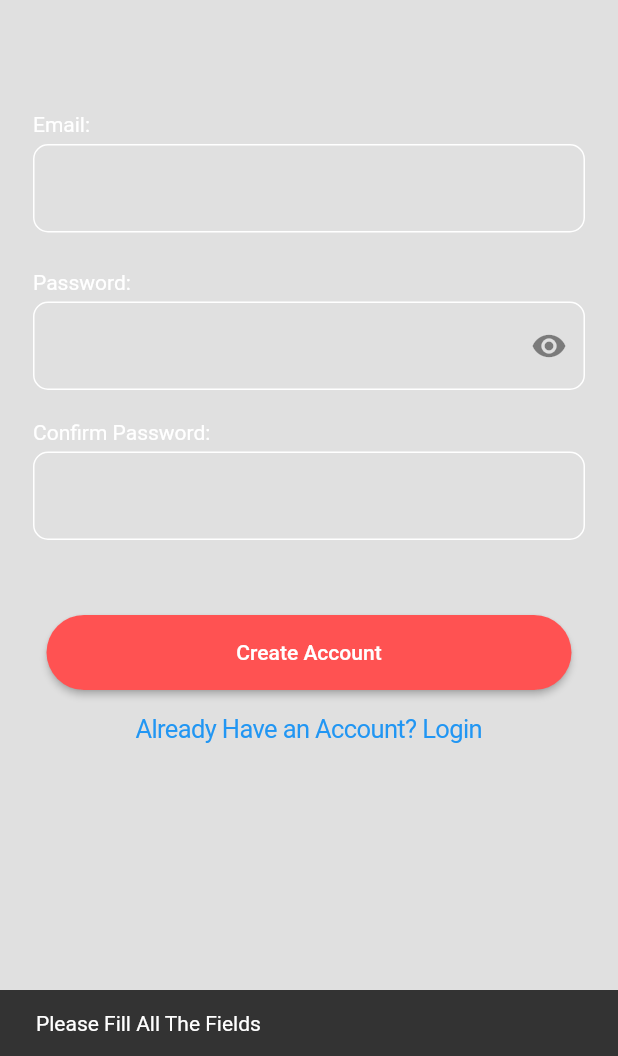
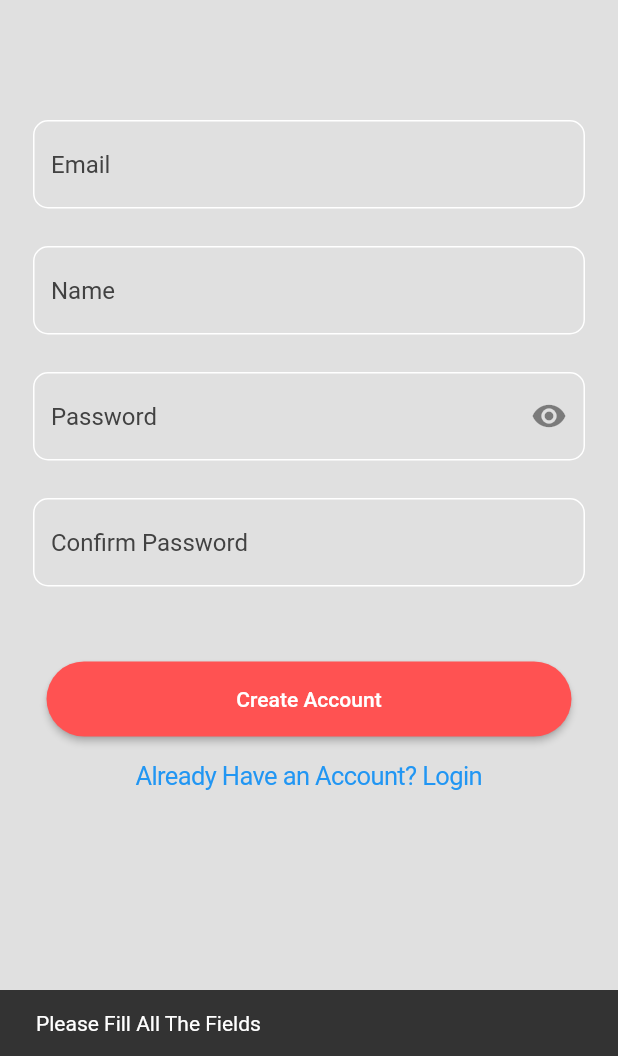
Before and after one commit to Kashyaprayabagi/WitWise, a Flutter app: the SignupEmail screen opened directly, after a tap on "Create Account", on a phone screen of 412 x 824 dp, the part 180-1236 px from its top. Run offline on Flutter 3.47's test engine with Material 2 defaults, Android fonts, the phone set to English and light mode, and no system bars; our stand-ins replace cloud_firestore, file_picker, firebase_auth, firebase_core, firebase_storage, google_nav_bar and 1 more; accounts and stored records are empty.

Commit message:
First draft

```diff
--- a/lib/screens/Auth/EmailLogin.dart
+++ b/lib/screens/Auth/EmailLogin.dart
@@ -77,20 +77,12 @@ class _EmailLoginState extends State<EmailLogin> {
                 const SizedBox(
                   height: 100.0,
                 ),
-                const Row(
-                  crossAxisAlignment: CrossAxisAlignment.start,
-                  children: [
-                    Text(
-                      'Email:',
-                      style: TextStyle(color: Colors.white),
-                    ),
-                  ],
-                ),
-                const SizedBox(height: 5.0),
                 TextField(
                   style: TextStyle(color: Colors.white),
                   controller: emailController,
                   decoration: InputDecoration(
+                    hintText: 'Email',
+                    hintStyle: TextStyle(color: Colors.grey.shade800),
                     enabledBorder: OutlineInputBorder(
                       borderSide: const BorderSide(color: Colors.white),
                       borderRadius: BorderRadius.circular(10.0),
@@ -100,21 +92,13 @@ class _EmailLoginState extends State<EmailLogin> {
                 const SizedBox(
                   height: 35.0,
                 ),
-                const Row(
-                  crossAxisAlignment: CrossAxisAlignment.start,
-                  children: [
-                    Text(
-                      'Password:',
-                      style: TextStyle(color: Colors.white),
-                    ),
-                  ],
-                ),
-                SizedBox(height: 5.0),
                 TextField(
                   controller: passwordController,
                   style: TextStyle(color: Colors.white),
                   obscureText: _obscurePassword, // Hide password characters
                   decoration: InputDecoration(
+                    hintText: 'Password',
+                    hintStyle: TextStyle(color: Colors.grey.shade800),
                     enabledBorder: OutlineInputBorder(
                       borderSide: BorderSide(color: Colors.white),
                       borderRadius: BorderRadius.circular(10.0),
--- a/lib/screens/Auth/EmailSignUp.dart
+++ b/lib/screens/Auth/EmailSignUp.dart
@@ -1,5 +1,3 @@
-import 'dart:developer';
-
 import 'package:firebase_auth/firebase_auth.dart';
 import 'package:flutter/cupertino.dart';
 import 'package:flutter/material.dart';
@@ -14,24 +12,26 @@ class _SignupEmailState extends State<SignupEmail> {
   final TextEditingController emailController = TextEditingController();
   final TextEditingController passwordController = TextEditingController();
   final TextEditingController cpasswordController = TextEditingController();
-  bool _obscurePassword = true; // State variable for password visibility
+  final TextEditingController nameController = TextEditingController(); // Changed to lowercase
+  bool _obscurePassword = true;
 
-  final GlobalKey<ScaffoldState> _scaffoldKey = GlobalKey<ScaffoldState>(); // Add a GlobalKey for the Scaffold
+  final GlobalKey<ScaffoldState> _scaffoldKey = GlobalKey<ScaffoldState>();
 
   Future<void> createAccount(BuildContext context) async {
     String email = emailController.text.trim();
     String password = passwordController.text.trim();
     String cpassword = cpasswordController.text.trim();
+    String name = nameController.text.trim(); // Changed to lowercase
 
     try {
-      if (email == "" || password == "" || cpassword == "") {
-        _showSnackBar("Please Fill All The Fields"); // Show a Snackbar
+      if (email == "" || password == "" || cpassword == "" || name == "") {
+        _showSnackBar("Please Fill All The Fields");
       } else if (password != cpassword) {
-        _showSnackBar("Passwords not matching"); // Show a Snackbar
+        _showSnackBar("Passwords not matching");
       } else {
         UserCredential userCredential = await FirebaseAuth.instance
             .createUserWithEmailAndPassword(email: email, password: password);
-        log("User created with email: $email");
+        _showSnackBar("User created with email: $email");
 
         Navigator.push(
           context,
@@ -39,7 +39,7 @@ class _SignupEmailState extends State<SignupEmail> {
         );
       }
     } catch (e) {
-      _showSnackBar("Error creating account: $e"); // Show a Snackbar with the error message
+      _showSnackBar("Error creating account: $e");
     }
   }
 
@@ -47,7 +47,7 @@ class _SignupEmailState extends State<SignupEmail> {
     ScaffoldMessenger.of(context).showSnackBar(
       SnackBar(
         content: Text(message),
-        duration: Duration(seconds: 3), // Adjust the duration as needed
+        duration: Duration(seconds: 3),
       ),
     );
   }
@@ -55,11 +55,11 @@ class _SignupEmailState extends State<SignupEmail> {
   @override
   Widget build(BuildContext context) {
     return Scaffold(
-      key: _scaffoldKey, // Assign the GlobalKey to the Scaffold
+      key: _scaffoldKey,
       backgroundColor: Colors.black12,
       body: SafeArea(
         child: SingleChildScrollView(
-          reverse: true, // Set to true to avoid render overflow
+          reverse: true,
           child: Padding(
             padding: const EdgeInsets.all(22.0),
             child: Column(
@@ -81,20 +81,13 @@ class _SignupEmailState extends State<SignupEmail> {
                   ),
                 ),
                 SizedBox(height: 75.0),
-                const Row(
-                  crossAxisAlignment: CrossAxisAlignment.start,
-                  children: [
-                    Text(
-                      'Email:',
-                      style: TextStyle(color: Colors.white),
-                    ),
-                  ],
-                ),
                 SizedBox(height: 5.0),
                 TextField(
                   controller: emailController,
                   style: TextStyle(color: Colors.white),
                   decoration: InputDecoration(
+                    hintText: 'Email',
+                    hintStyle: TextStyle(color: Colors.grey.shade800),
                     enabledBorder: OutlineInputBorder(
                       borderSide: BorderSide(color: Colors.white),
                       borderRadius: BorderRadius.circular(10.0),
@@ -102,21 +95,26 @@ class _SignupEmailState extends State<SignupEmail> {
                   ),
                 ),
                 SizedBox(height: 25.0),
-                const Row(
-                  crossAxisAlignment: CrossAxisAlignment.start,
-                  children: [
-                    Text(
-                      'Password:',
-                      style: TextStyle(color: Colors.white),
+                TextField(
+                  controller: nameController, // Changed to lowercase
+                  style: TextStyle(color: Colors.white),
+                  decoration: InputDecoration(
+                    hintText: 'Name',
+                    hintStyle: TextStyle(color: Colors.grey.shade800),
+                    enabledBorder: OutlineInputBorder(
+                      borderSide: BorderSide(color: Colors.white),
+                      borderRadius: BorderRadius.circular(10.0),
                     ),
-                  ],
+                  ),
                 ),
-                SizedBox(height: 5.0),
+                SizedBox(height: 25.0),
                 TextField(
                   controller: passwordController,
                   style: TextStyle(color: Colors.white),
-                  obscureText: _obscurePassword, // Hide password characters
+                  obscureText: _obscurePassword,
                   decoration: InputDecoration(
+                    hintText: 'Password',
+                    hintStyle: TextStyle(color: Colors.grey.shade800),
                     enabledBorder: OutlineInputBorder(
                       borderSide: BorderSide(color: Colors.white),
                       borderRadius: BorderRadius.circular(10.0),
@@ -124,7 +122,7 @@ class _SignupEmailState extends State<SignupEmail> {
                     suffixIcon: IconButton(
                       icon: Icon(_obscurePassword
                           ? Icons.visibility
-                          : Icons.visibility_off), // Icon for toggling password visibility
+                          : Icons.visibility_off),
                       onPressed: () {
                         setState(() {
                           _obscurePassword = !_obscurePassword;
@@ -134,23 +132,15 @@ class _SignupEmailState extends State<SignupEmail> {
                   ),
                 ),
                 const SizedBox(
-                  height: 20.0,
+                  height: 25.0,
                 ),
-                const Row(
-                  crossAxisAlignment: CrossAxisAlignment.start,
-                  children: [
-                    Text(
-                      'Confirm Password:',
-                      style: TextStyle(color: Colors.white),
-                    ),
-                  ],
-                ),
-                SizedBox(height: 5.0),
                 TextField(
                   controller: cpasswordController,
                   style: TextStyle(color: Colors.white),
-                  obscureText: _obscurePassword, // Hide confirm password characters
+                  obscureText: _obscurePassword,
                   decoration: InputDecoration(
+                    hintText: 'Confirm Password',
+                    hintStyle: TextStyle(color: Colors.grey.shade800),
                     enabledBorder: OutlineInputBorder(
                       borderSide: BorderSide(color: Colors.white),
                       borderRadius: BorderRadius.circular(10.0),
```
